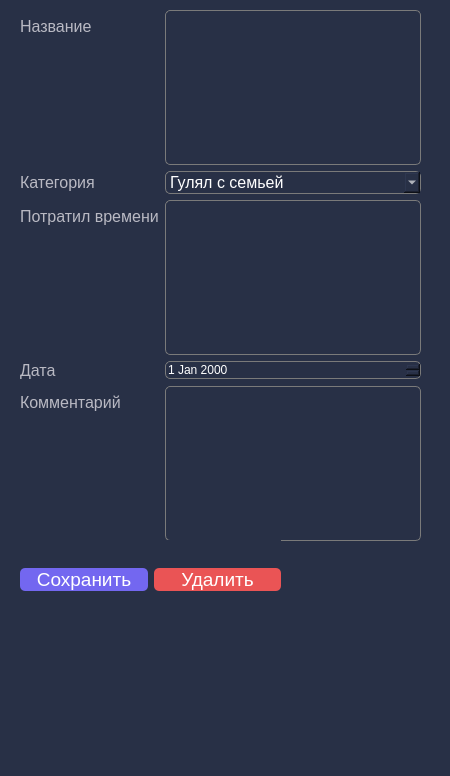
Qt form design/add_event.ui (yurii-bel/project_2021) before a commit.
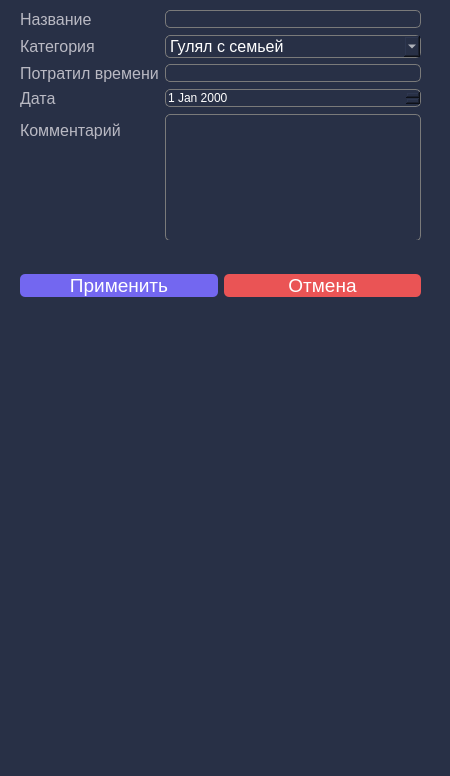
The same form after that commit.

What changed in the file:
```diff
--- a/design/add_event.ui
+++ b/design/add_event.ui
@@ -22,7 +22,7 @@
      <x>20</x>
      <y>10</y>
      <width>401</width>
-     <height>531</height>
+     <height>231</height>
     </rect>
    </property>
    <layout class="QFormLayout" name="formLayout">
@@ -43,9 +43,9 @@
      </widget>
     </item>
     <item row="0" column="1">
-     <widget class="QPlainTextEdit" name="a_te_name">
+     <widget class="QLineEdit" name="a_lineEdit_name">
       <property name="styleSheet">
-       <string notr="true">QPlainTextEdit {
+       <string notr="true">QLineEdit {
 background-color: #283046;
 border: 1px solid rgb(122, 122, 122);
 border-radius: 5px;
@@ -133,26 +133,6 @@
       </property>
      </widget>
     </item>
-    <item row="2" column="1">
-     <widget class="QPlainTextEdit" name="a_te_time">
-      <property name="styleSheet">
-       <string notr="true">QPlainTextEdit {
-background-color: #283046;
-border: 1px solid rgb(122, 122, 122);
-border-radius: 5px;
-font: 75 12pt &quot;Arial&quot;;
-color: rgb(255, 255, 255);
-transition-duration: 0.4s;
-}
-QPlainTextEdit:hover {
-	background-color: rgb(40, 48, 70); 
-	color: rgb(255, 255, 255);
-	border: 2px solid rgb(95, 85, 200);
-	border-radius: 5px;
-}</string>
-      </property>
-     </widget>
-    </item>
     <item row="3" column="0">
      <widget class="QLabel" name="a_lbl_fdate">
       <property name="font">
@@ -225,15 +205,35 @@
       </property>
      </widget>
     </item>
+    <item row="2" column="1">
+     <widget class="QLineEdit" name="a_lineEdit_time">
+      <property name="styleSheet">
+       <string notr="true">QLineEdit {
+background-color: #283046;
+border: 1px solid rgb(122, 122, 122);
+border-radius: 5px;
+font: 75 12pt &quot;Arial&quot;;
+color: rgb(255, 255, 255);
+transition-duration: 0.4s;
+}
+QLineEdit:hover {
+	background-color: rgb(40, 48, 70); 
+	color: rgb(255, 255, 255);
+	border: 2px solid rgb(95, 85, 200);
+	border-radius: 5px;
+}</string>
+      </property>
+     </widget>
+    </item>
    </layout>
   </widget>
   <widget class="QWidget" name="horizontalLayoutWidget">
    <property name="geometry">
     <rect>
      <x>20</x>
-     <y>540</y>
-     <width>261</width>
-     <height>80</height>
+     <y>240</y>
+     <width>401</width>
+     <height>91</height>
     </rect>
    </property>
    <layout class="QHBoxLayout" name="horizontalLayout">
@@ -263,7 +263,7 @@
 }</string>
       </property>
       <property name="text">
-       <string>Сохранить</string>
+       <string>Применить</string>
       </property>
      </widget>
     </item>
@@ -293,7 +293,7 @@
 }</string>
       </property>
       <property name="text">
-       <string>Удалить</string>
+       <string>Отмена</string>
       </property>
      </widget>
     </item>
```
Left out of the diff: 2 changed lines with no effect on the pictures.
